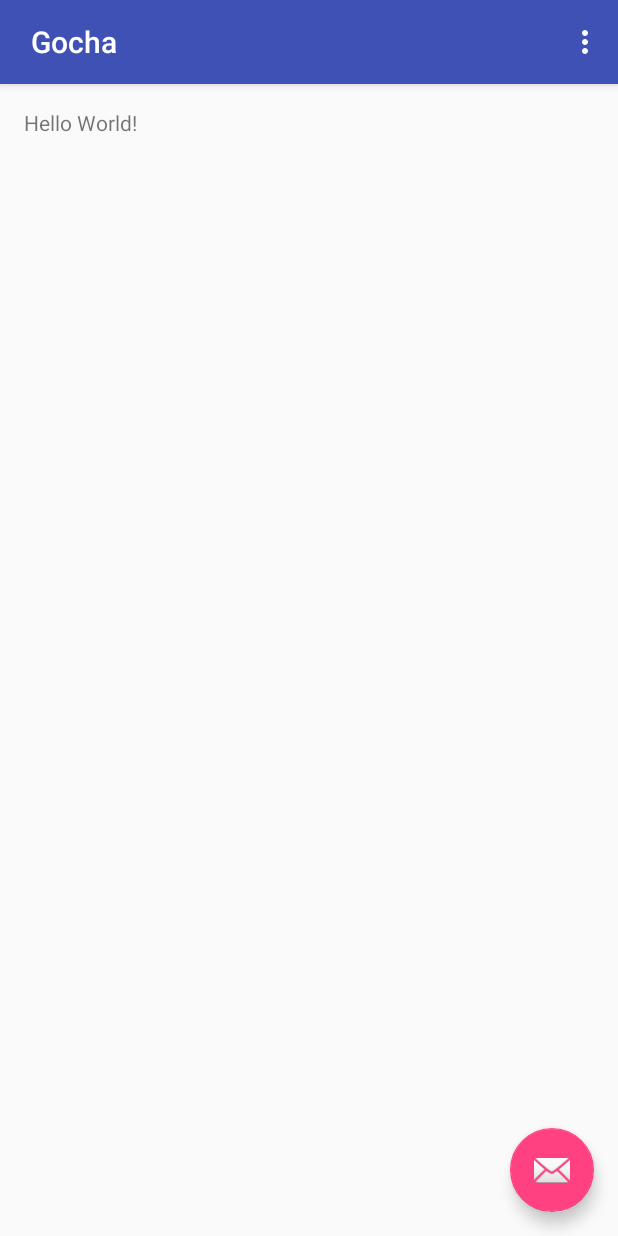
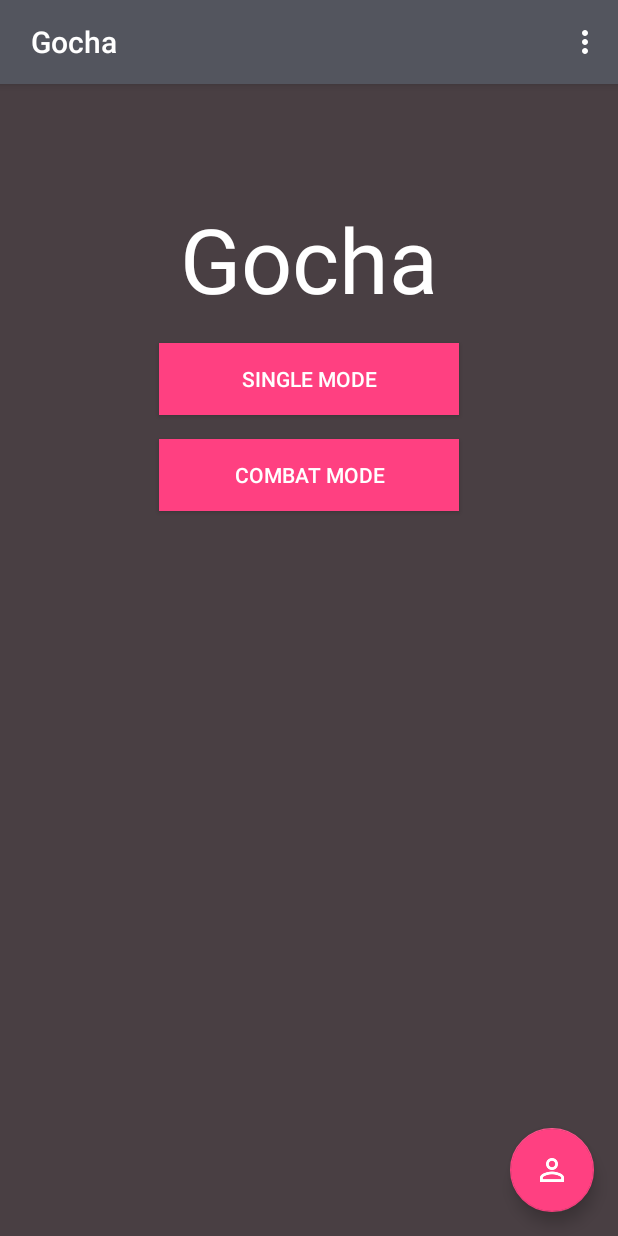
Before and after one commit to LynnHuang93/Hackathon, an Android app: the screen it shows after launch (FrontPageActivity), on a phone screen of 412 x 824 dp. Run offline under Robolectric (Android 15) with nearby library versions, the phone set to English and light mode, and no system bars.

Commit message:
front page without color theme

```diff
--- a/Gocha/app/src/main/java/com/weareonfire/gocha/gocha/FrontPageActivity.java
+++ b/Gocha/app/src/main/java/com/weareonfire/gocha/gocha/FrontPageActivity.java
@@ -1,5 +1,6 @@
 package com.weareonfire.gocha.gocha;
 
+import android.content.Intent;
 import android.os.Bundle;
 import android.support.design.widget.FloatingActionButton;
 import android.support.design.widget.Snackbar;
@@ -22,8 +23,10 @@ public class FrontPageActivity extends AppCompatActivity {
         fab.setOnClickListener(new View.OnClickListener() {
             @Override
             public void onClick(View view) {
-                Snackbar.make(view, "Replace with your own action", Snackbar.LENGTH_LONG)
-                        .setAction("Action", null).show();
+//                Snackbar.make(view, "Replace with your own action", Snackbar.LENGTH_LONG)
+//                        .setAction("Action", null).show();
+                Intent toLoginActivityIntent = new Intent(FrontPageActivity.this, LoginActivity.class);
+                startActivity(toLoginActivityIntent);
             }
         });
     }
--- a/Gocha/app/src/main/res/layout/activity_front_page.xml
+++ b/Gocha/app/src/main/res/layout/activity_front_page.xml
@@ -6,6 +6,7 @@
     android:layout_width="match_parent"
     android:layout_height="match_parent"
     android:fitsSystemWindows="true"
+    android:background="@color/backGround"
     tools:context="com.weareonfire.gocha.gocha.FrontPageActivity">
 
     <android.support.design.widget.AppBarLayout
@@ -30,6 +31,6 @@
         android:layout_height="wrap_content"
         android:layout_gravity="bottom|end"
         android:layout_margin="@dimen/fab_margin"
-        android:src="@android:drawable/ic_dialog_email" />
+        android:src="@drawable/ic_perm_identity_white_24dp" />
 
 </android.support.design.widget.CoordinatorLayout>
--- a/Gocha/app/src/main/res/layout/content_front_page.xml
+++ b/Gocha/app/src/main/res/layout/content_front_page.xml
@@ -14,7 +14,36 @@
     tools:context="com.weareonfire.gocha.gocha.FrontPageActivity">
 
     <TextView
-        android:text="Hello World!"
+        android:id="@+id/title"
+        android:text="Gocha"
+        android:layout_marginTop="@dimen/title_horizontal_margin"
+        android:layout_centerHorizontal="true"
+        android:textColor="@color/White"
+        android:textSize="@dimen/title_text_size"
         android:layout_width="wrap_content"
         android:layout_height="wrap_content" />
+
+    <Button
+        android:id="@+id/single_mode"
+        android:text="Single Mode"
+        android:textColor="@color/White"
+        android:layout_marginTop="@dimen/activity_vertical_margin"
+        android:background="@color/colorAccent"
+        android:layout_below="@+id/title"
+        android:layout_width="@dimen/front_page_button_width"
+        android:layout_height="wrap_content"
+        android:layout_centerHorizontal="true"
+        />
+
+    <Button
+        android:id="@+id/combat_mode"
+        android:text="Combat Mode"
+        android:textColor="@color/White"
+        android:background="@color/colorAccent"
+        android:layout_marginTop="@dimen/activity_vertical_margin"
+        android:layout_below="@+id/single_mode"
+        android:layout_width="@dimen/front_page_button_width"
+        android:layout_height="wrap_content"
+        android:layout_centerHorizontal="true" />
+
 </RelativeLayout>
--- a/Gocha/app/src/main/res/values/colors.xml
+++ b/Gocha/app/src/main/res/values/colors.xml
@@ -1,6 +1,9 @@
 <?xml version="1.0" encoding="utf-8"?>
 <resources>
-    <color name="colorPrimary">#3F51B5</color>
+    <color name="colorPrimary">#53555e</color>
     <color name="colorPrimaryDark">#303F9F</color>
     <color name="colorAccent">#FF4081</color>
+    <color name="backGround">#493f43</color>
+    <color name="Button">#e92c77</color>
+    <color name="White">#ffffff</color>
 </resources>
--- a/Gocha/app/src/main/res/values/dimens.xml
+++ b/Gocha/app/src/main/res/values/dimens.xml
@@ -1,6 +1,9 @@
 <resources>
     <!-- Default screen margins, per the Android Design guidelines. -->
     <dimen name="activity_horizontal_margin">16dp</dimen>
+    <dimen name="title_horizontal_margin">60dp</dimen>
+    <dimen name="title_text_size">60dp</dimen>
+    <dimen name="front_page_button_width">200dp</dimen>
     <dimen name="activity_vertical_margin">16dp</dimen>
     <dimen name="fab_margin">16dp</dimen>
 </resources>
```
Also changed, not shown: Gocha/app/src/main/res/drawable/ic_perm_identity_white_24dp.png (added).
